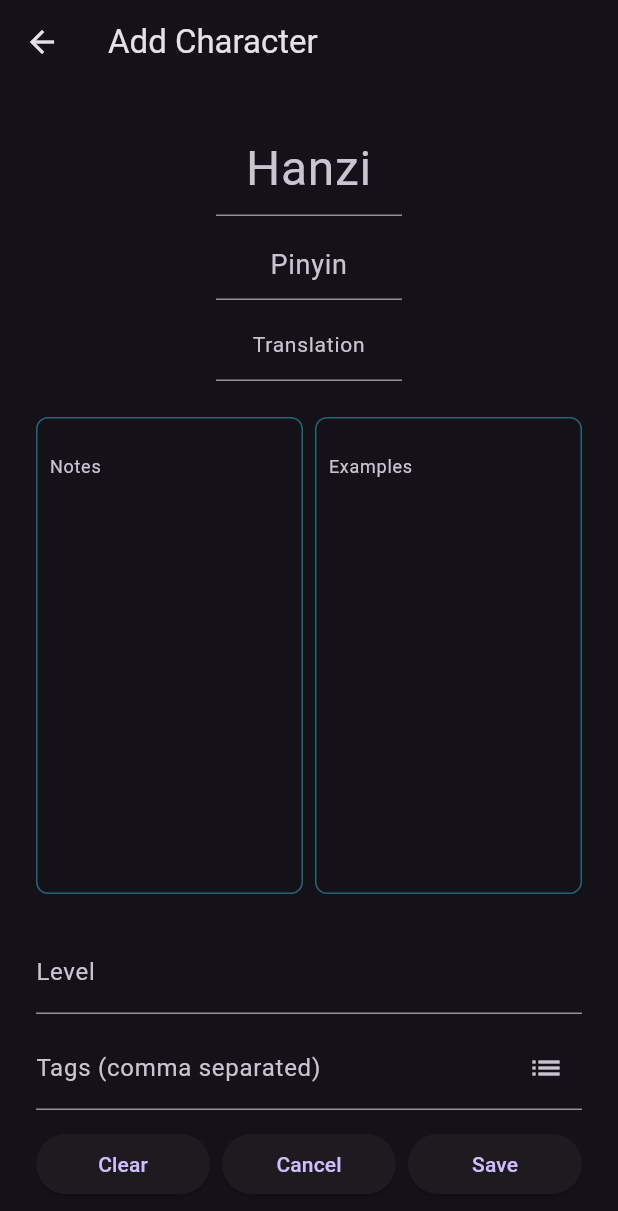
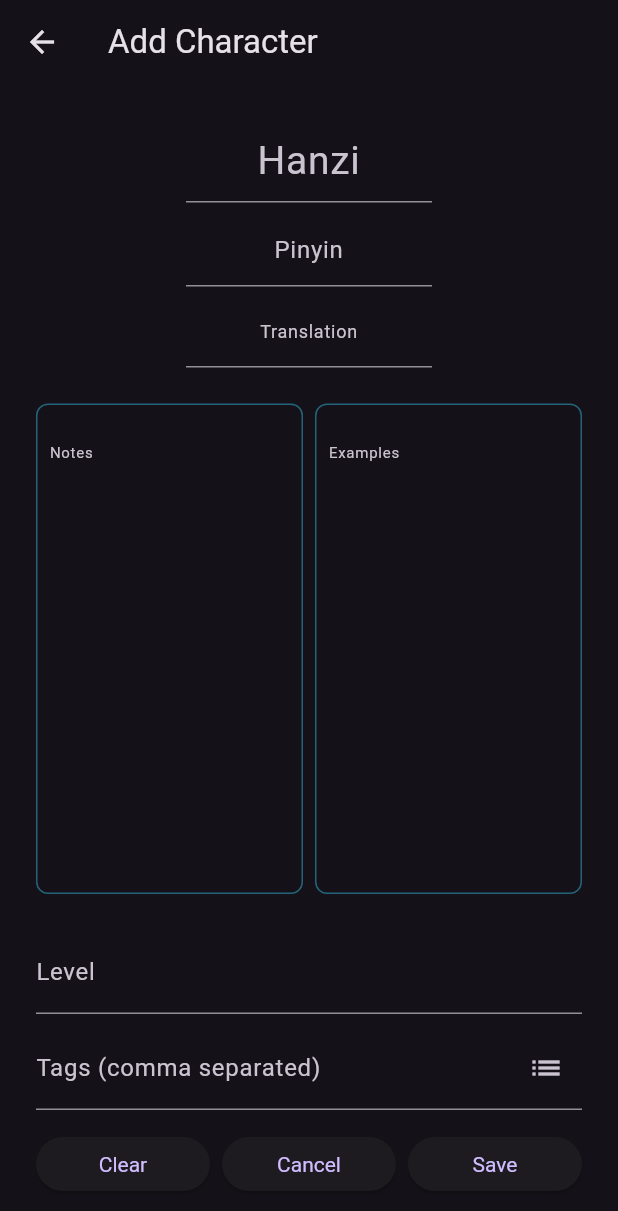
Before and after one commit to EnriqueMoran/hanziapp, a Flutter app: the screen it shows after launch, after a tap on "Add character", on a phone screen of 412 x 824 dp. Shown: the top 1211 px of the screen. Run offline on Flutter 3.47's test engine with Material 3 defaults, Android fonts, the phone set to English and light mode, and no system bars; our stand-ins replace audioplayers, reorderables; missing offline and left inert: google_mlkit_digital_ink_recognition; network calls fail; Roboto replaces fonts that are missing (NotoSans).

Commit message:
Shrink fonts and buttons on Android

```diff
--- a/lib/screens/add_character_screen.dart
+++ b/lib/screens/add_character_screen.dart
@@ -230,6 +230,7 @@ class _AddCharacterScreenState extends State<AddCharacterScreen> {
         Expanded(
           child: ElevatedButton(
             onPressed: _clearAll,
+            style: UiScale.buttonStyle(),
             child: const Text('Clear'),
           ),
         ),
@@ -237,12 +238,17 @@ class _AddCharacterScreenState extends State<AddCharacterScreen> {
         Expanded(
           child: ElevatedButton(
             onPressed: () => Navigator.pop(context),
+            style: UiScale.buttonStyle(),
             child: const Text('Cancel'),
           ),
         ),
         const SizedBox(width: 8),
         Expanded(
-          child: ElevatedButton(onPressed: _save, child: const Text('Save')),
+          child: ElevatedButton(
+            onPressed: _save,
+            style: UiScale.buttonStyle(),
+            child: const Text('Save'),
+          ),
         ),
       ],
     );
--- a/lib/screens/batch_creation_screen.dart
+++ b/lib/screens/batch_creation_screen.dart
@@ -3,6 +3,7 @@ import 'dart:math';
 import 'package:flutter/material.dart';
 import '../api/character_api.dart';
 import '../api/batch_api.dart';
+import '../ui_scale.dart';
 
 class BatchCreationScreen extends StatefulWidget {
   const BatchCreationScreen({Key? key}) : super(key: key);
@@ -80,12 +81,13 @@ class _BatchCreationScreenState extends State<BatchCreationScreen> {
           children: [
             ElevatedButton(
               onPressed: () => _setFromPercent(p),
+              style: UiScale.buttonStyle(),
               child: Text('$p%'),
             ),
             const SizedBox(height: 4),
             Text('${(_total * p / 100).floor()}'),
           ],
-        )
+        ),
     ];
 
     return Scaffold(
@@ -125,6 +127,7 @@ class _BatchCreationScreenState extends State<BatchCreationScreen> {
                 Expanded(
                   child: ElevatedButton(
                     onPressed: () => Navigator.pop(context),
+                    style: UiScale.buttonStyle(),
                     child: const Text('Cancel'),
                   ),
                 ),
@@ -132,6 +135,7 @@ class _BatchCreationScreenState extends State<BatchCreationScreen> {
                 Expanded(
                   child: ElevatedButton(
                     onPressed: _createBatches,
+                    style: UiScale.buttonStyle(),
                     child: const Text('Create'),
                   ),
                 ),
--- a/lib/screens/delete_character_screen.dart
+++ b/lib/screens/delete_character_screen.dart
@@ -123,6 +123,7 @@ class _DeleteCharacterScreenState extends State<DeleteCharacterScreen> {
                 Expanded(
                   child: ElevatedButton(
                     onPressed: () => Navigator.pop(context),
+                    style: UiScale.buttonStyle(),
                     child: const Text('Cancel'),
                   ),
                 ),
@@ -130,6 +131,7 @@ class _DeleteCharacterScreenState extends State<DeleteCharacterScreen> {
                 Expanded(
                   child: ElevatedButton(
                     onPressed: _confirmDelete,
+                    style: UiScale.buttonStyle(backgroundColor: Colors.red),
                     child: const Text('Delete'),
                   ),
                 ),
--- a/lib/screens/group_creation_screen.dart
+++ b/lib/screens/group_creation_screen.dart
@@ -160,6 +160,7 @@ class _GroupCreationScreenState extends State<GroupCreationScreen> {
                 Expanded(
                   child: ElevatedButton(
                     onPressed: () => setState(() => _showGroupOnly = false),
+                    style: UiScale.buttonStyle(),
                     child: const Text('Show All'),
                   ),
                 ),
@@ -167,6 +168,7 @@ class _GroupCreationScreenState extends State<GroupCreationScreen> {
                 Expanded(
                   child: ElevatedButton(
                     onPressed: () => setState(() => _showGroupOnly = true),
+                    style: UiScale.buttonStyle(),
                     child: const Text('Show Group'),
                   ),
                 ),
@@ -174,6 +176,7 @@ class _GroupCreationScreenState extends State<GroupCreationScreen> {
                 Expanded(
                   child: ElevatedButton(
                     onPressed: _saveGroup,
+                    style: UiScale.buttonStyle(),
                     child: const Text('Save'),
                   ),
                 ),
@@ -181,6 +184,7 @@ class _GroupCreationScreenState extends State<GroupCreationScreen> {
                 Expanded(
                   child: ElevatedButton(
                     onPressed: _clearSelection,
+                    style: UiScale.buttonStyle(),
                     child: const Text('Cancel'),
                   ),
                 ),
--- a/lib/screens/group_edit_screen.dart
+++ b/lib/screens/group_edit_screen.dart
@@ -162,6 +162,7 @@ class _GroupEditScreenState extends State<GroupEditScreen> {
                 Expanded(
                   child: ElevatedButton(
                     onPressed: _confirmDelete,
+                    style: UiScale.buttonStyle(backgroundColor: Colors.red),
                     child: const Text('Delete'),
                   ),
                 ),
@@ -169,6 +170,7 @@ class _GroupEditScreenState extends State<GroupEditScreen> {
                 Expanded(
                   child: ElevatedButton(
                     onPressed: () => Navigator.pop(context),
+                    style: UiScale.buttonStyle(),
                     child: const Text('Cancel'),
                   ),
                 ),
@@ -176,6 +178,7 @@ class _GroupEditScreenState extends State<GroupEditScreen> {
                 Expanded(
                   child: ElevatedButton(
                     onPressed: _save,
+                    style: UiScale.buttonStyle(),
                     child: const Text('Save'),
                   ),
                 ),
--- a/lib/screens/home_screen.dart
+++ b/lib/screens/home_screen.dart
@@ -6,6 +6,7 @@ import 'group_creation_screen.dart';
 import 'group_edit_screen.dart';
 import 'add_character_screen.dart';
 import 'delete_character_screen.dart';
+import '../ui_scale.dart';
 
 class HomeScreen extends StatelessWidget {
   const HomeScreen({Key? key}) : super(key: key);
@@ -15,11 +16,9 @@ class HomeScreen extends StatelessWidget {
     return Padding(
       padding: const EdgeInsets.symmetric(vertical: 4),
       child: ElevatedButton(
-        onPressed: () => Navigator.push(
-          context,
-          MaterialPageRoute(builder: (_) => target),
-        ),
-        style: ElevatedButton.styleFrom(minimumSize: const Size.fromHeight(48)),
+        onPressed: () =>
+            Navigator.push(context, MaterialPageRoute(builder: (_) => target)),
+        style: UiScale.buttonStyle(),
         child: Text(label),
       ),
     );
@@ -43,6 +42,7 @@ class HomeScreen extends StatelessWidget {
                 context,
                 MaterialPageRoute(builder: (_) => target1),
               ),
+              style: UiScale.buttonStyle(),
               child: Text(label1),
             ),
           ),
@@ -53,6 +53,7 @@ class HomeScreen extends StatelessWidget {
                 context,
                 MaterialPageRoute(builder: (_) => target2),
               ),
+              style: UiScale.buttonStyle(),
               child: Text(label2),
             ),
           ),
@@ -69,10 +70,16 @@ class HomeScreen extends StatelessWidget {
         padding: const EdgeInsets.all(16),
         child: Column(
           children: [
-            _fullWidthButton(context, 'Review full vocabulary',
-                CharacterReviewScreen()),
-            _fullWidthButton(context, 'Review batches and groups',
-                const BatchGroupSelectionScreen()),
+            _fullWidthButton(
+              context,
+              'Review full vocabulary',
+              CharacterReviewScreen(),
+            ),
+            _fullWidthButton(
+              context,
+              'Review batches and groups',
+              const BatchGroupSelectionScreen(),
+            ),
             const SizedBox(height: 12),
             _halfWidthButtonRow(
               context,
@@ -83,8 +90,16 @@ class HomeScreen extends StatelessWidget {
             ),
             _fullWidthButton(context, 'Edit groups', const GroupEditScreen()),
             const SizedBox(height: 12),
-            _fullWidthButton(context, 'Add character', const AddCharacterScreen()),
-            _fullWidthButton(context, 'Delete characters', const DeleteCharacterScreen()),
+            _fullWidthButton(
+              context,
+              'Add character',
+              const AddCharacterScreen(),
+            ),
+            _fullWidthButton(
+              context,
+              'Delete characters',
+              const DeleteCharacterScreen(),
+            ),
           ],
         ),
       ),
--- a/lib/ui_scale.dart
+++ b/lib/ui_scale.dart
@@ -1,14 +1,28 @@
 import 'package:flutter/foundation.dart';
+import 'package:flutter/material.dart';
 
 class UiScale {
   static bool get _isAndroid => defaultTargetPlatform == TargetPlatform.android;
 
-  static double get largeFont => _isAndroid ? 32 : 48;
-  static double get mediumFont => _isAndroid ? 18 : 20;
-  static double get smallFont => _isAndroid ? 14 : 16;
-  static double get detailFont => _isAndroid ? 12 : 14;
-  static double get tileFont => _isAndroid ? 18 : 24;
+  // Fonts
+  static double get largeFont => _isAndroid ? 26 : 48;
+  static double get mediumFont => _isAndroid ? 16 : 20;
+  static double get smallFont => _isAndroid ? 12 : 16;
+  static double get detailFont => _isAndroid ? 10 : 14;
+  static double get tileFont => _isAndroid ? 16 : 24;
+  static double get buttonFont => _isAndroid ? 14 : 16;
 
-  static double get toggleWidth => _isAndroid ? 120 : 200;
-  static double get controlsWidth => _isAndroid ? 120 : 180;
+  // Button dimensions
+  static double get buttonHeight => _isAndroid ? 36 : 48;
+
+  // Layout widths
+  static double get toggleWidth => _isAndroid ? 100 : 200;
+  static double get controlsWidth => _isAndroid ? 100 : 180;
+
+  static ButtonStyle buttonStyle({Color? backgroundColor}) =>
+      ElevatedButton.styleFrom(
+        backgroundColor: backgroundColor,
+        textStyle: TextStyle(fontSize: buttonFont),
+        minimumSize: Size.fromHeight(buttonHeight),
+      );
 }
```
Also changed, not shown: lib/screens/batch_group_selection_screen.dart (+6 -2 lines), lib/screens/character_review_screen.dart (+16 -10 lines).
